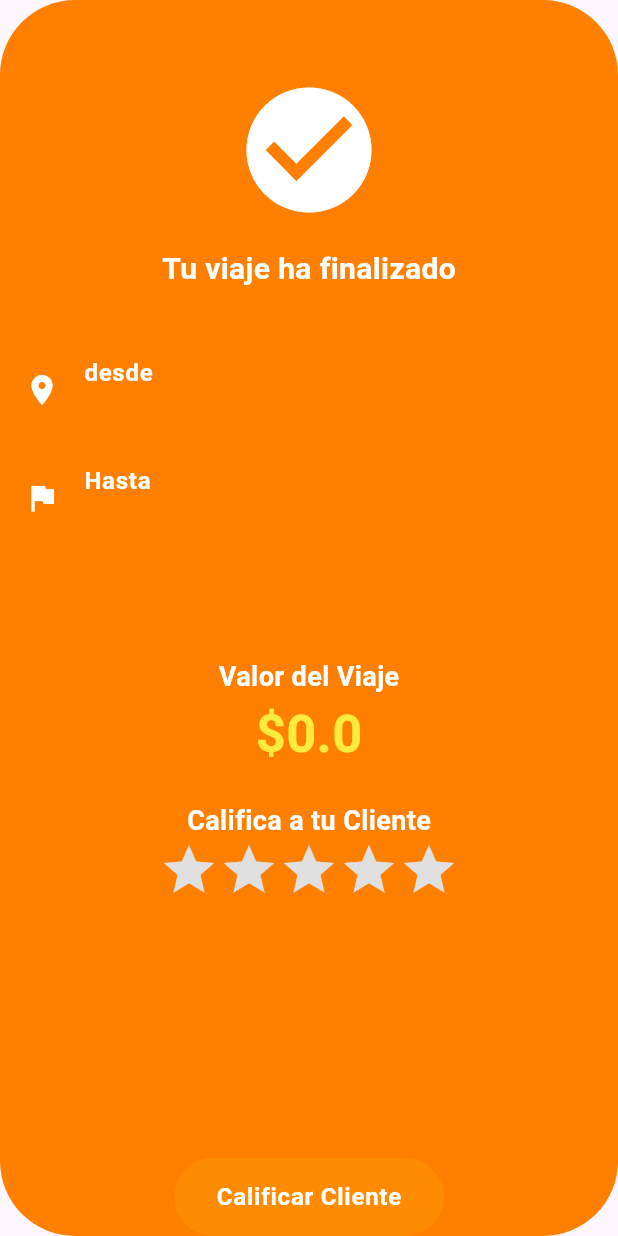
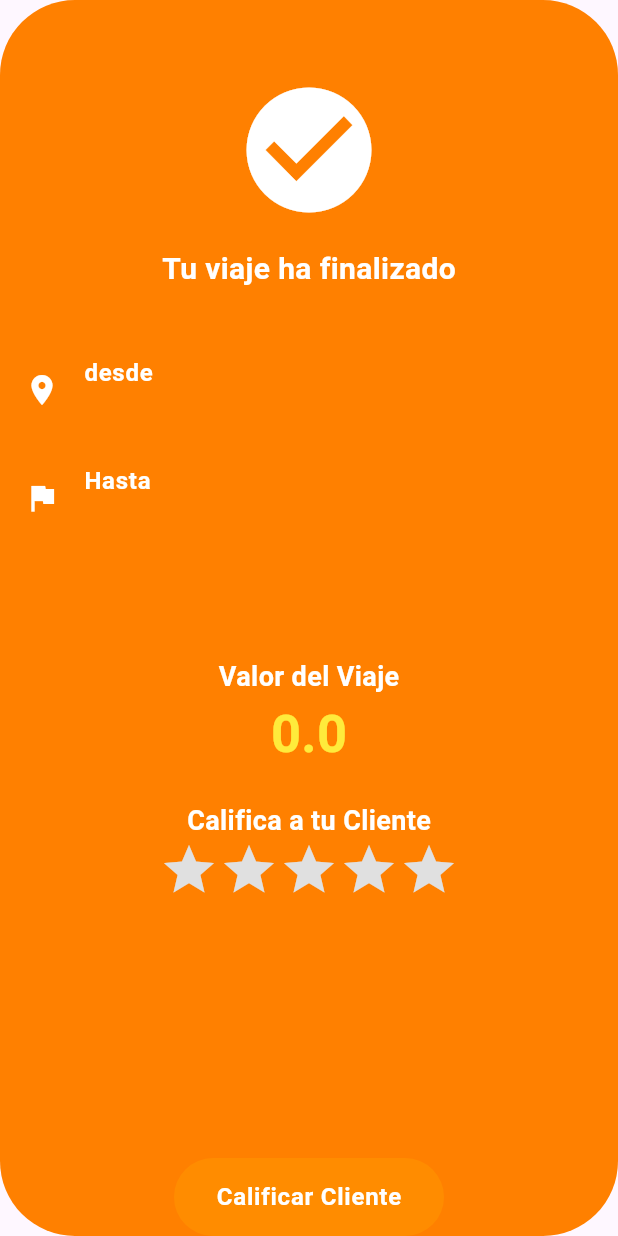
Before and after one commit to EndelkysAMS/rabbit_flutter, a Flutter app: the DriverRatingTripPage screen opened directly with empty values, on a phone screen of 412 x 824 dp. Run offline on Flutter 3.47's test engine with Material 3 defaults, Android fonts, the phone set to English and light mode, and no system bars; drawn by our look-alikes of flutter_rating_bar; our stand-ins replace equatable, firebase_core, firebase_messaging, flutter_bloc, flutter_local_notifications, fluttertoast and 12 more; missing offline and left inert: flutter_polyline_points; accounts and stored records are empty; network calls fail.

Commit message:
cambio de imagenes

```diff
--- a/lib/src/presentation/pages/client/mapBookingInfo/ClientMapBookingInfoContent.dart
+++ b/lib/src/presentation/pages/client/mapBookingInfo/ClientMapBookingInfoContent.dart
@@ -170,7 +170,7 @@ class ClientMapBookingInfoContent extends StatelessWidget {
           leading: Container(
             padding: const EdgeInsets.all(10),
             decoration: const BoxDecoration(
-              color: Color.fromARGB(255, 0, 0, 0),
+              color: Color.fromARGB(255, 250, 138, 25),
               borderRadius: BorderRadius.all(Radius.circular(50)),
             ),
             child: Icon(
--- a/lib/src/presentation/pages/client/mapTrip/bloc/ClientMapTripState.dart
+++ b/lib/src/presentation/pages/client/mapTrip/bloc/ClientMapTripState.dart
@@ -21,7 +21,7 @@ class ClientMapTripState extends Equatable {
   ClientMapTripState({
     this.responseGetClientRequest,
     this.controller,
-    this.cameraPosition = const CameraPosition(target: LatLng(4.7449125, -74.1113708), zoom: 14.0),
+    this.cameraPosition = const CameraPosition(target: LatLng(9.3789968, -70.7536265), zoom: 14.0),
     this.markers = const <MarkerId, Marker>{},
     this.polylines = const <PolylineId, Polyline>{},
     this.timeAndDistanceValues,
--- a/lib/src/presentation/pages/driver/ratingTrip/DriverRatingTripContent.dart
+++ b/lib/src/presentation/pages/driver/ratingTrip/DriverRatingTripContent.dart
@@ -45,7 +45,7 @@ class DriverRatingTripContent extends StatelessWidget {
 
   Widget _textFareValue() {
     return Text(
-      '\$${clientRequestResponse?.fareAssigned}',
+      '${clientRequestResponse?.fareAssigned}',
       style: TextStyle(
         fontWeight: FontWeight.bold,
         fontSize: 35,
```
Also changed, not shown: assets/img/motorbike.png, assets/img/pin.png, assets/img/red-flag.png.
